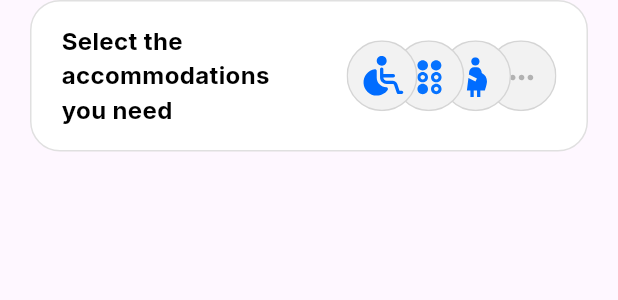
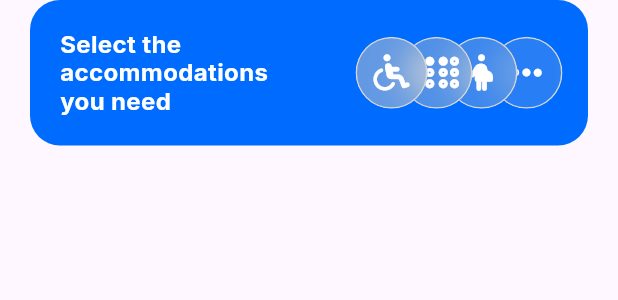
Before and after one commit to simaopsbarbosa/Inclui, a Flutter app: the UserPreferencesModal widget shown alone on an empty page, opened directly with empty values, on a phone screen of 412 x 824 dp. Shown: the top 300 px of the screen. Run offline on Flutter 3.47's test engine with Material 3 defaults, Android fonts, the phone set to English and light mode, and no system bars; our stand-ins replace firebase_auth, firebase_core, firebase_database, flutter_dotenv, font_awesome_flutter, geolocator and 2 more; accounts and stored records are empty; generated files the repository leaves out were written again; network calls fail.

Commit message:
changed ui of preferences button and added support for transparency to circle icons

```diff
--- a/src/inclui/lib/widgets/circle_icon.dart
+++ b/src/inclui/lib/widgets/circle_icon.dart
@@ -1,5 +1,6 @@
 import 'package:flutter/material.dart';
 import 'package:font_awesome_flutter/font_awesome_flutter.dart';
+import 'dart:ui';
 
 class CircleIcon extends StatelessWidget {
   final IconData icon;
@@ -7,6 +8,7 @@ class CircleIcon extends StatelessWidget {
   final Color iconColor;
   final double size;
   final Color borderColor;
+  final double transparency;
 
   const CircleIcon({
     super.key,
@@ -15,29 +17,40 @@ class CircleIcon extends StatelessWidget {
     this.iconColor = const Color(0xFF006CFF),
     required this.size,
     this.borderColor = const Color(0xFFD6D6D6),
+    this.transparency = 1.0,
   });
 
   @override
   Widget build(BuildContext context) {
     return GestureDetector(
+      child: Stack(
+        alignment: Alignment.center,
+        children: [
+          ClipOval(
+            child: BackdropFilter(
+              filter: ImageFilter.blur(sigmaX: 10.0, sigmaY: 10.0),
               child: Container(
                 width: size,
                 height: size,
                 decoration: BoxDecoration(
                   shape: BoxShape.circle,
-          color: backgroundColor,
+                  color: backgroundColor.withValues(alpha: transparency),
                   border: Border.all(
                     color: borderColor,
                     width: 1.0,
                   ),
                 ),
-        child: Center(
+              ),
+            ),
+          ),
+          Center(
             child: FaIcon(
               icon,
               color: iconColor,
               size: size * 0.5,
             ),
           ),
+        ],
       ),
     );
   }
--- a/src/inclui/lib/widgets/user_preferences_modal.dart
+++ b/src/inclui/lib/widgets/user_preferences_modal.dart
@@ -1,5 +1,4 @@
 import 'package:flutter/material.dart';
-import 'package:flutter_svg/flutter_svg.dart';
 import 'package:font_awesome_flutter/font_awesome_flutter.dart';
 import 'package:google_fonts/google_fonts.dart';
 import 'package:inclui/constants.dart';
@@ -28,14 +27,10 @@ class UserPreferencesModal extends StatelessWidget {
       child: Container(
         width: double.infinity,
         margin: const EdgeInsets.fromLTRB(20, 0, 20, 20),
-        padding: const EdgeInsets.symmetric(horizontal: 20, vertical: 15),
+        padding: const EdgeInsets.symmetric(horizontal: 20, vertical: 20),
         decoration: BoxDecoration(
-          color: Colors.white,
+          color: Theme.of(context).primaryColor,
           borderRadius: BorderRadius.circular(20),
-          border: Border.all(
-            color: Colors.grey.shade300,
-            width: 1,
-          ),
         ),
         child: Row(
           mainAxisAlignment: MainAxisAlignment.spaceBetween,
@@ -45,13 +40,58 @@ class UserPreferencesModal extends StatelessWidget {
               style: GoogleFonts.inter(
                 fontSize: 16,
                 fontWeight: FontWeight.w700,
-                color: Colors.black,
+                color: Colors.white,
+                height: 1.2,
               ),
             ),
-            SvgPicture.asset(
-              'assets/icons/labels.svg',
-              semanticsLabel: 'Select Accommodations',
-              width: 140,
+            SizedBox(
+              width: 135, // adjust as needed
+              height: 48,
+              child: Stack(
+                clipBehavior: Clip.none,
+                children: [
+                  Positioned(
+                    left: 90,
+                    child: CircleIcon(
+                      icon: FontAwesomeIcons.ellipsis,
+                      iconColor: Colors.white,
+                      backgroundColor: Color.fromARGB(255, 198, 198, 198),
+                      transparency: 0.2,
+                      size: 48,
+                    ),
+                  ),
+                  Positioned(
+                    left: 60,
+                    child: CircleIcon(
+                      icon: FontAwesomeIcons.personPregnant,
+                      iconColor: Colors.white,
+                      backgroundColor: Color.fromARGB(255, 198, 198, 198),
+                      transparency: 0.3,
+                      size: 48,
+                    ),
+                  ),
+                  Positioned(
+                    left: 30,
+                    child: CircleIcon(
+                      icon: FontAwesomeIcons.braille,
+                      iconColor: Colors.white,
+                      backgroundColor: Color.fromARGB(255, 198, 198, 198),
+                      transparency: 0.4,
+                      size: 48,
+                    ),
+                  ),
+                  Positioned(
+                    left: 0,
+                    child: CircleIcon(
+                      icon: FontAwesomeIcons.wheelchair,
+                      iconColor: Colors.white,
+                      backgroundColor: Color.fromARGB(255, 198, 198, 198),
+                      transparency: 0.5,
+                      size: 48,
+                    ),
+                  ),
+                ],
+              ),
             ),
           ],
         ),
```
Lines whose indentation alone changed are shown as unchanged.
